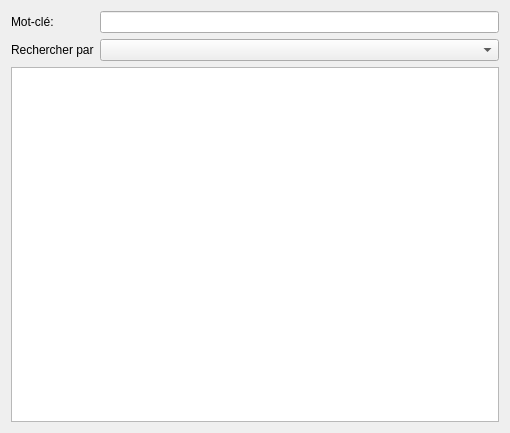
Before: the Qt Designer form Projet/View/findcontact.ui in KieceDonc/L3_CDAA, drawn with Qt 5.
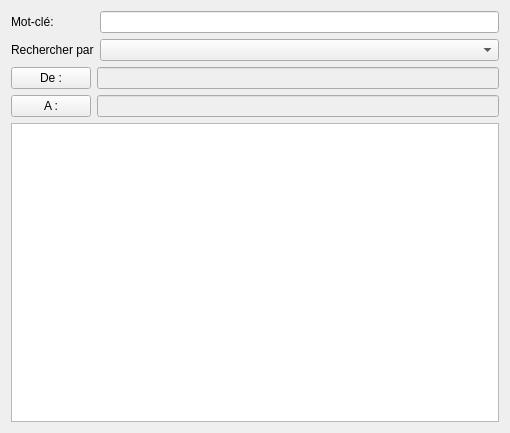
After: the same form once the commit is applied.

Commit message: Tri par dates

What changed in the file:
```diff
--- a/Projet/View/findcontact.ui
+++ b/Projet/View/findcontact.ui
@@ -57,6 +57,38 @@
      </item>
     </layout>
    </item>
+   <item>
+    <layout class="QFormLayout" name="formLayout">
+     <item row="0" column="1">
+      <widget class="QLineEdit" name="lineDate1">
+       <property name="enabled">
+        <bool>false</bool>
+       </property>
+      </widget>
+     </item>
+     <item row="1" column="1">
+      <widget class="QLineEdit" name="lineDate2">
+       <property name="enabled">
+        <bool>false</bool>
+       </property>
+      </widget>
+     </item>
+     <item row="0" column="0">
+      <widget class="QPushButton" name="buttonDate1">
+       <property name="text">
+        <string>De :</string>
+       </property>
+      </widget>
+     </item>
+     <item row="1" column="0">
+      <widget class="QPushButton" name="buttonDate2">
+       <property name="text">
+        <string>A :</string>
+       </property>
+      </widget>
+     </item>
+    </layout>
+   </item>
    <item>
     <layout class="QVBoxLayout" name="resultLayout" stretch="0">
      <property name="sizeConstraint">
```
The commit also changes 13 other files.
